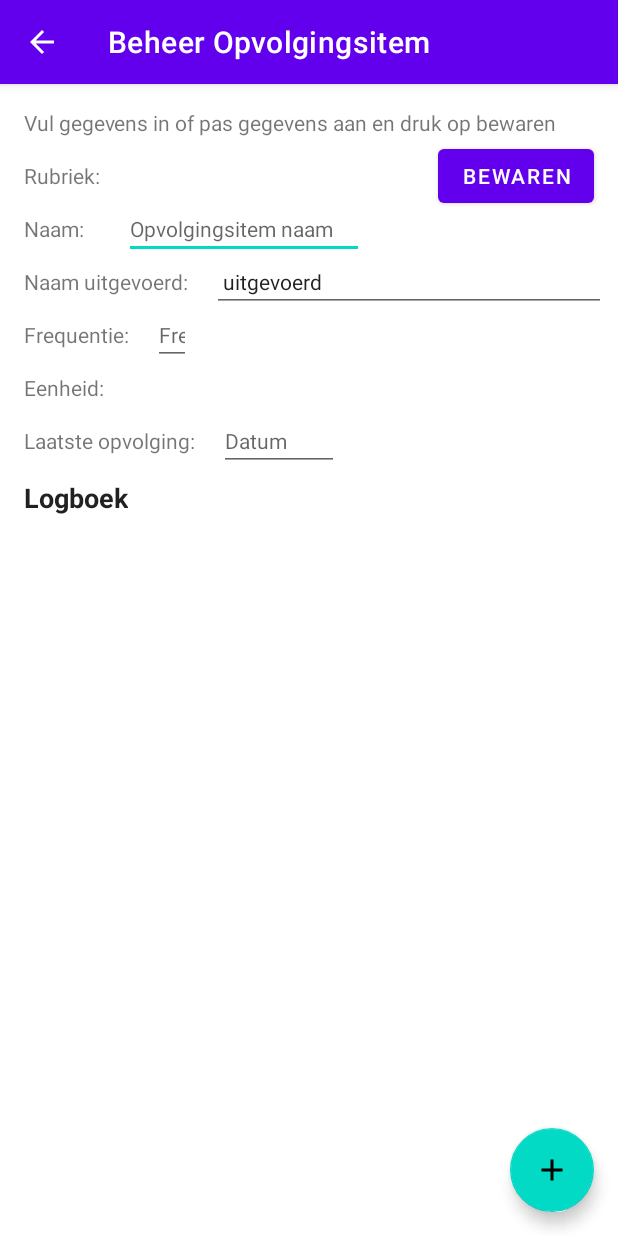
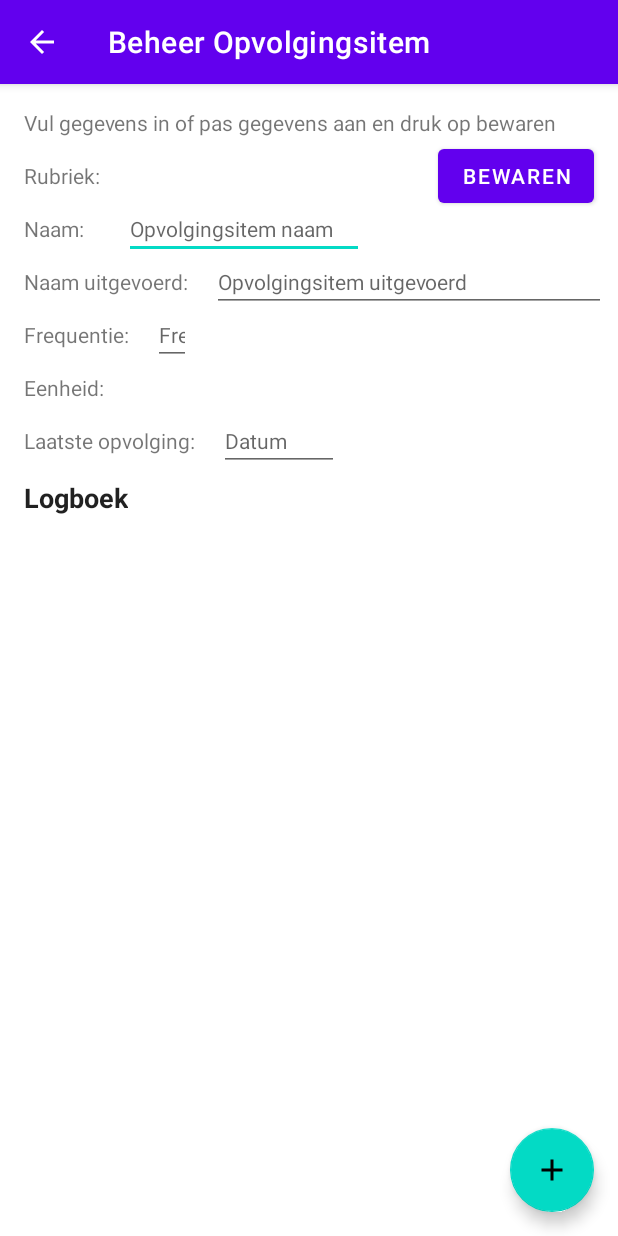
Before and after one commit to JavaAppsJM/appItemBord, an Android app: the EditOpvolgingsitem screen opened directly, with no data from a screen before it, on a phone screen of 412 x 824 dp. Run offline under Robolectric (Android 15) with nearby library versions, the phone set to English and light mode, and no system bars; libraries missing offline, so code that uses them is left out: be.hvwebsites.libraryandroid4; 11 statements that could not run were skipped.

Commit message:
Items kunnen skippen, werkt reeds half

```diff
--- a/src/main/java/be/hvwebsites/itembord/EditOpvolgingsitem.java
+++ b/src/main/java/be/hvwebsites/itembord/EditOpvolgingsitem.java
@@ -9,11 +9,15 @@ import androidx.recyclerview.widget.ItemTouchHelper;
 import androidx.recyclerview.widget.LinearLayoutManager;
 import androidx.recyclerview.widget.RecyclerView;
 
+import android.annotation.SuppressLint;
 import android.content.ContentResolver;
 import android.content.Intent;
 import android.os.Build;
 import android.os.Bundle;
+import android.view.KeyEvent;
+import android.view.MotionEvent;
 import android.view.View;
+import android.view.inputmethod.EditorInfo;
 import android.widget.Button;
 import android.widget.EditText;
 import android.widget.RadioButton;
@@ -70,6 +74,7 @@ public class EditOpvolgingsitem extends AppCompatActivity
     Opvolgingsitem opvolgingsitemPastProcess = new Opvolgingsitem();
 
 
+    @SuppressLint("ClickableViewAccessibility")
     @Override
     protected void onCreate(Bundle savedInstanceState) {
         super.onCreate(savedInstanceState);
@@ -80,6 +85,7 @@ public class EditOpvolgingsitem extends AppCompatActivity
         EditText opvolgingsitemNameV = findViewById(R.id.editNameItem);
         EditText opvolgingsitemNamePastV = findViewById(R.id.editItemNamePast);
         EditText opvolgingsitemFrequencyV = findViewById(R.id.editItemFreqa);
+        TextView opvolgingsitemLabelFreqUnit = findViewById(R.id.labelItemFrequ);
 
         frequencyDayV = findViewById(R.id.radioButtonFreqDag);
         frequencyWeekV = findViewById(R.id.radioButtonFreqWeek);
@@ -151,23 +157,58 @@ public class EditOpvolgingsitem extends AppCompatActivity
             }
         });
 
+        // Als de naam ingevuld is, wordt de naam uitgevoerd automatisch ingevuld
         opvolgingsitemNameV.setOnFocusChangeListener(new View.OnFocusChangeListener() {
             @Override
             public void onFocusChange(View view, boolean b) {
+                // Welke view has changed
+                if (view.getId() == opvolgingsitemNameV.getId() && !b){
                     // Suggestie voor name past
                     opvolgingsitemNamePastV.setText(opvolgingsitemNameV.getText() + " uitgevoerd");
+                }else if (view.getId() == opvolgingsitemFrequencyV.getId()){
+                    // Checken of er al iets ingevuld is
+                    if (opvolgingsitemFrequencyV.getText() == null){
+                        radioGroupFrequency.setVisibility(View.GONE);
+                        opvolgingsitemLabelFreqUnit.setVisibility(View.GONE);
+                    }else {
+                        // Checken of frequentieunit moet getoond worden of niet
+                        if (Integer.parseInt(String.valueOf(opvolgingsitemFrequencyV.getText())) == 0) {
+                            // Item zndr frequentie, frequentieeenheid invisible maken
+                            radioGroupFrequency.setVisibility(View.GONE);
+                            opvolgingsitemLabelFreqUnit.setVisibility(View.GONE);
+                        } else {
+                            opvolgingsitemLabelFreqUnit.setVisibility(View.VISIBLE);
+                            radioGroupFrequency.setVisibility(View.VISIBLE);
+                        }
+                    }
+                }
             }
         });
 
+        // TODO: Detecteren dat de frequency vh opvolgingsitem al of niet op 0 gezet is
+        // Deze oplossing werkt maar nadeel : als je de frequentie van 3 op 0 zet, dan moet je eerst op een
+        // ander veld gaan staan voordat de frequentie-eenheid zichtbaar wordt !!
         opvolgingsitemFrequencyV.setOnFocusChangeListener(new View.OnFocusChangeListener() {
             @Override
             public void onFocusChange(View view, boolean b) {
+                // Welke view has changed
+                if (view.getId() == opvolgingsitemFrequencyV.getId()) {
+                    // Checken of frequentie = 0 of null is, dan moet de eenheid niet getoond worden
+                    if (opvolgingsitemFrequencyV.getText() == null) {
+                        // Er is nog geen waarde als frequentie
+                        radioGroupFrequency.setVisibility(View.GONE);
+                        opvolgingsitemLabelFreqUnit.setVisibility(View.GONE);
+                    } else {
                         // Checken of frequentieunit moet getoond worden of niet
-                if (Integer.parseInt(String.valueOf(opvolgingsitemFrequencyV.getText())) == 0){
+                        if (Integer.parseInt(String.valueOf(opvolgingsitemFrequencyV.getText())) == 0) {
                             // Item zndr frequentie, frequentieeenheid invisible maken
                             radioGroupFrequency.setVisibility(View.GONE);
-                }else {
+                            opvolgingsitemLabelFreqUnit.setVisibility(View.GONE);
+                        } else {
+                            opvolgingsitemLabelFreqUnit.setVisibility(View.VISIBLE);
                             radioGroupFrequency.setVisibility(View.VISIBLE);
+                        }
+                    }
                 }
             }
         });
@@ -179,6 +220,9 @@ public class EditOpvolgingsitem extends AppCompatActivity
                 // Bepaal rubriek uit intent
                 IDNumber rubriekId = new IDNumber(editIntent.getIntExtra(SpecificData.ID_RUBRIEK, 0));
                 rubriekOpvolgingsitem.setRubriek(viewModel.getRubriekById(rubriekId));
+                // Frequentie nbr default op 0 zetten
+                opvolgingsitemFrequencyV.setText("0");
+                opvolgingsitemLabelFreqUnit.setVisibility(View.GONE);
                 break;
             case StaticData.ACTION_UPDATE:
                 setTitle(SpecificData.TITLE_UPDATE_OPVOLGINGSITEM);
@@ -198,6 +242,7 @@ public class EditOpvolgingsitem extends AppCompatActivity
                 opvolgingsitemNamePastV.setText(opvolgingsitemToUpdate.getEntityNamePast());
                 opvolgingsitemFrequencyV.setText(String.valueOf(opvolgingsitemToUpdate.getFrequentieNbr()));
                 if (opvolgingsitemToUpdate.getFrequentieNbr() > 0){
+                    opvolgingsitemLabelFreqUnit.setVisibility(View.VISIBLE);
                     radioGroupFrequency.setVisibility(View.VISIBLE);
 
                     switch (opvolgingsitemToUpdate.getFrequentieUnit()){
@@ -217,6 +262,7 @@ public class EditOpvolgingsitem extends AppCompatActivity
                             setFrequencyDay();
                     }
                 }else {
+                    opvolgingsitemLabelFreqUnit.setVisibility(View.GONE);
                     radioGroupFrequency.setVisibility(View.GONE);
                 }
                 opvolgingsitemLatestDateV.setText(opvolgingsitemToUpdate.getLatestDate().getFormatDate());
@@ -415,7 +461,7 @@ public class EditOpvolgingsitem extends AppCompatActivity
     @Override
     public void onLogDialogPositiveClick(DialogFragment dialogFragment, String subject) {
         // Maak alvast de log aan
-        Log newLog = new Log(viewModel.getBasedir(), opvolgingsitemPastProcess);
+        Log newLog = new Log(viewModel.getBasedir(), opvolgingsitemPastProcess, opvolgingsitemPastProcess.getEntityNamePast());
 /*
         newLog.setLogDate(opvolgingsitemPastProcess.getLatestDate());
         // entityNamePAst gebruiken om log aan te maken
@@ -537,6 +583,16 @@ public class EditOpvolgingsitem extends AppCompatActivity
         // Not used
     }
 
+    @Override
+    public void onSkipDialogPositiveClick(DialogFragment dialogFragment) {
+
+    }
+
+    @Override
+    public void onSkipDialogNegativeClick(DialogFragment dialogFragment) {
+
+    }
+
     public void onRadioButtonClicked(View view) {
         // Is the button now checked?
         boolean checked = ((RadioButton) view).isChecked();
@@ -606,4 +662,103 @@ public class EditOpvolgingsitem extends AppCompatActivity
         frequencyYearV.setChecked(true);
     }
 
+
+        /*        opvolgingsitemFrequencyV.dispatchKeyEvent(new KeyEvent())
+        opvolgingsitemFrequencyV.setImeOptions(EditorInfo.IME_ACTION_GO);
+        opvolgingsitemFrequencyV.setOnEditorActionListener(new TextView.OnEditorActionListener() {
+            @Override
+            public boolean onEditorAction(TextView textView, int i, KeyEvent keyEvent) {
+                // Wordt niet afgevuurd bij ingeven cijfers !!
+                if (i == EditorInfo.IME_ACTION_DONE){
+                    return true;
                 }
+                if (keyEvent != null) {
+                    String content = String.valueOf(opvolgingsitemFrequencyV.getText());
+                    try {
+                        // Checken of frequentieunit moet getoond worden of niet
+                        if (Integer.parseInt(String.valueOf(opvolgingsitemFrequencyV.getText())) == 0) {
+                            // Item zndr frequentie, frequentieeenheid invisible maken
+                            radioGroupFrequency.setVisibility(View.GONE);
+                            opvolgingsitemLabelFreqUnit.setVisibility(View.GONE);
+                        } else {
+                            opvolgingsitemLabelFreqUnit.setVisibility(View.VISIBLE);
+                            radioGroupFrequency.setVisibility(View.VISIBLE);
+                        }
+                    }catch (NumberFormatException ex){
+                        radioGroupFrequency.setVisibility(View.GONE);
+                        opvolgingsitemLabelFreqUnit.setVisibility(View.GONE);
+                    }
+
+                }
+
+                return false;
+            }
+        });
+
+        opvolgingsitemFrequencyV.setOnTouchListener(new View.OnTouchListener() {
+            @Override
+            public boolean onTouch(View view, MotionEvent motionEvent) {
+                // Focus zetten
+                //opvolgingsitemFrequencyV.setFocusable(View.FOCUSABLE);
+                String content = String.valueOf(opvolgingsitemFrequencyV.getText());
+                try {
+                    // Checken of frequentieunit moet getoond worden of niet
+                    if (Integer.parseInt(String.valueOf(opvolgingsitemFrequencyV.getText())) == 0) {
+                        // Item zndr frequentie, frequentieeenheid invisible maken
+                        radioGroupFrequency.setVisibility(View.GONE);
+                        opvolgingsitemLabelFreqUnit.setVisibility(View.GONE);
+                    } else {
+                        opvolgingsitemLabelFreqUnit.setVisibility(View.VISIBLE);
+                        radioGroupFrequency.setVisibility(View.VISIBLE);
+                    }
+                }catch (NumberFormatException ex){
+                    radioGroupFrequency.setVisibility(View.GONE);
+                    opvolgingsitemLabelFreqUnit.setVisibility(View.GONE);
+                }
+                return true;
+            }
+
+
+        });
+
+        opvolgingsitemFrequencyV.setOnKeyListener(new View.OnKeyListener() {
+            @Override
+            public boolean onKey(View view, int i, KeyEvent keyEvent) {
+                // Wordt niet afgevuurd bij ingeven cijfers !!
+                String content = String.valueOf(opvolgingsitemFrequencyV.getText());
+                try {
+                    // Checken of frequentieunit moet getoond worden of niet
+                    if (Integer.parseInt(String.valueOf(opvolgingsitemFrequencyV.getText())) == 0) {
+                        // Item zndr frequentie, frequentieeenheid invisible maken
+                        radioGroupFrequency.setVisibility(View.GONE);
+                        opvolgingsitemLabelFreqUnit.setVisibility(View.GONE);
+                    } else {
+                        opvolgingsitemLabelFreqUnit.setVisibility(View.VISIBLE);
+                        radioGroupFrequency.setVisibility(View.VISIBLE);
+                    }
+                }catch (NumberFormatException ex){
+                    radioGroupFrequency.setVisibility(View.GONE);
+                    opvolgingsitemLabelFreqUnit.setVisibility(View.GONE);
+                }
+
+                if (content == null){
+                    radioGroupFrequency.setVisibility(View.GONE);
+                    opvolgingsitemLabelFreqUnit.setVisibility(View.GONE);
+                }else {
+                    // Checken of frequentieunit moet getoond worden of niet
+                    if (Integer.parseInt(String.valueOf(opvolgingsitemFrequencyV.getText())) == 0) {
+                        // Item zndr frequentie, frequentieeenheid invisible maken
+                        radioGroupFrequency.setVisibility(View.GONE);
+                        opvolgingsitemLabelFreqUnit.setVisibility(View.GONE);
+                    } else {
+                        opvolgingsitemLabelFreqUnit.setVisibility(View.VISIBLE);
+                        radioGroupFrequency.setVisibility(View.VISIBLE);
+                    }
+                }
+                return false;
+            }
+        });
+
+*/
+
+}
--- a/src/main/java/be/hvwebsites/itembord/entities/Log.java
+++ b/src/main/java/be/hvwebsites/itembord/entities/Log.java
@@ -24,7 +24,7 @@ public class Log extends SuperItem{
         this.itemId = StaticData.IDNUMBER_NOT_FOUND;
     }
 
-    public Log(String basedir, Opvolgingsitem oItem){
+    public Log(String basedir, Opvolgingsitem oItem, String inLogText){
         super(new IDNumber(basedir, ENTITY_LATEST_ID));
         setLogDate(oItem.getLatestDate());
         setLogDescription(oItem.getEntityNamePast());
--- a/src/main/java/be/hvwebsites/itembord/entities/Opvolgingsitem.java
+++ b/src/main/java/be/hvwebsites/itembord/entities/Opvolgingsitem.java
@@ -14,6 +14,7 @@ public class Opvolgingsitem extends SuperItem{
     private int frequentieNbr;
     private FrequentieDateUnit frequentieUnit;
     private DateString latestDate;
+    private DateString skipDate;
     private long nextDate;
     private long eventId;
     private IDNumber rubriekId;
@@ -29,11 +30,14 @@ public class Opvolgingsitem extends SuperItem{
         setEntityName("");
         entityNamePast = "";
         latestDate = new DateString(DateString.EMPTY_DATESTRING);
+        skipDate = new DateString(DateString.EMPTY_DATESTRING);
         nextDate = 0;
     }
 
     public Opvolgingsitem(String fileLine){
+        this.skipDate = new DateString(DateString.EMPTY_DATESTRING);
         convertFromFileLine(fileLine);
+        this.nextDate = calcNextDate();
     }
 
     private DateString calculateNextDate(DateString inDateString){
@@ -76,6 +80,7 @@ public class Opvolgingsitem extends SuperItem{
         setFrequentieUnit(inItem.getFrequentieUnit());
         setFrequentieNbr(inItem.getFrequentieNbr());
         setLatestDate(inItem.getLatestDate());
+        setSkipDate(inItem.getSkipDate());
         setEventId(inItem.getEventId());
         setRubriekId(inItem.rubriekId);
 
@@ -203,7 +208,30 @@ public class Opvolgingsitem extends SuperItem{
 
     public void setLatestDate(DateString latestDate) {
         this.latestDate = latestDate;
-        this.nextDate = calculateNextDate(latestDate).getDateInMillis();
+        this.nextDate = calcNextDate();
+    }
+
+    public DateString getSkipDate() {
+        return skipDate;
+    }
+
+    public void setSkipDate(DateString skipDate) {
+        this.skipDate = skipDate;
+        this.nextDate = calcNextDate();
+    }
+
+    private long calcNextDate(){
+        if (this.skipDate != null){
+            if ((!this.skipDate.getDateString().equals(DateString.EMPTY_DATESTRING))
+                    && (this.skipDate.getDateInMillis() > this.latestDate.getDateInMillis())){
+                // Skipdate is groter dan wordt die genomen voor de berekening vn nextdate
+                return calculateNextDate(this.skipDate).getDateInMillis();
+            }else{
+                return calculateNextDate(this.latestDate).getDateInMillis();
+            }
+        }else {
+            return calculateNextDate(this.latestDate).getDateInMillis();
+        }
     }
 
     public long getNextDate() {
@@ -237,6 +265,9 @@ public class Opvolgingsitem extends SuperItem{
             if (fileLineContent[i].matches("latest.*")){
                 setLatestDate(new DateString(fileLineContent[i+1].replace(">","")));
             }
+            if (fileLineContent[i].matches("skip.*")){
+                setSkipDate(new DateString(fileLineContent[i+1].replace(">","")));
+            }
             if (fileLineContent[i].matches("event.*")){
                 setEventId(Integer.parseInt(fileLineContent[i+1].replace(">","")));
             }
@@ -253,6 +284,7 @@ public class Opvolgingsitem extends SuperItem{
                 + "><freqa><" + getFrequentieNbr()
                 + "><freqe><" + getFrequentieUnit().getLetter()
                 + "><latest><" + getLatestDate().getDateString()
+                + "><skip><" + getSkipDate().getDateString()
                 + "><event><" + getEventId()
                 + "><rubriek><" + getRubriekId().getIdString() + ">";
     }
--- a/src/main/java/be/hvwebsites/itembord/interfaces/FlexDialogInterface.java
+++ b/src/main/java/be/hvwebsites/itembord/interfaces/FlexDialogInterface.java
@@ -11,4 +11,6 @@ public interface FlexDialogInterface {
     public void onOitemDialogNegativeClick(DialogFragment dialogFragment);
     public void onDateDialogPositiveClick(DialogFragment dialogFragment);
     public void onDateDialogNegativeClick(DialogFragment dialogFragment);
+    public void onSkipDialogPositiveClick(DialogFragment dialogFragment);
+    public void onSkipDialogNegativeClick(DialogFragment dialogFragment);
 }
--- a/src/main/res/layout/activity_edit_opvolgingsitem.xml
+++ b/src/main/res/layout/activity_edit_opvolgingsitem.xml
@@ -75,17 +75,6 @@
         app:layout_constraintTop_toBottomOf="@+id/labelItemNamePast" />
 
     <TextView
-        android:id="@+id/labelItemFrequ"
-        android:layout_width="wrap_content"
-        android:layout_height="wrap_content"
-        android:layout_marginStart="16dp"
-        android:layout_marginLeft="16dp"
-        android:layout_marginTop="16dp"
-        android:text="Eenheid:"
-        app:layout_constraintStart_toStartOf="parent"
-        app:layout_constraintTop_toBottomOf="@+id/labelItemFreqa" />
-
-    <TextView
         android:id="@+id/labelItemLatestDate"
         android:layout_width="wrap_content"
         android:layout_height="wrap_content"
@@ -98,13 +87,14 @@
 
     <EditText
         android:id="@+id/editItemFreqa"
+        android:imeOptions="actionUnspecified"
         android:layout_width="25dp"
         android:layout_height="wrap_content"
         android:layout_marginStart="16dp"
         android:autofillHints=""
         android:ems="10"
         android:hint="Frequentie"
-        android:inputType="number"
+        android:inputType="text"
         android:textSize="14sp"
         app:flow_horizontalAlign="center"
         app:layout_constraintBaseline_toBaselineOf="@+id/labelItemFreqa"
@@ -124,7 +114,18 @@
         app:layout_constraintBaseline_toBaselineOf="@+id/labelItemLatestDate"
         app:layout_constraintStart_toEndOf="@+id/labelItemLatestDate" />
 
-<!--    Radiogroup moet onzichtbaar gemaakt worden tenzij frequentie > 0 -->
+    <!--    Label en Radiogroup moet onzichtbaar gemaakt worden tenzij frequentie > 0 -->
+    <TextView
+        android:id="@+id/labelItemFrequ"
+        android:layout_width="wrap_content"
+        android:layout_height="wrap_content"
+        android:layout_marginStart="16dp"
+        android:layout_marginLeft="16dp"
+        android:layout_marginTop="16dp"
+        android:text="Eenheid:"
+        app:layout_constraintStart_toStartOf="parent"
+        app:layout_constraintTop_toBottomOf="@+id/labelItemFreqa" />
+
     <RadioGroup
         android:id="@+id/radioButtonGroup"
         android:layout_width="312dp"
```
Also changed, not shown: src/main/java/be/hvwebsites/itembord/MainActivity.java (+57 -11 lines), src/main/java/be/hvwebsites/itembord/fragments/FlexDialogFragment.java (+9 -20 lines). Lines whose indentation alone changed are shown as unchanged.
